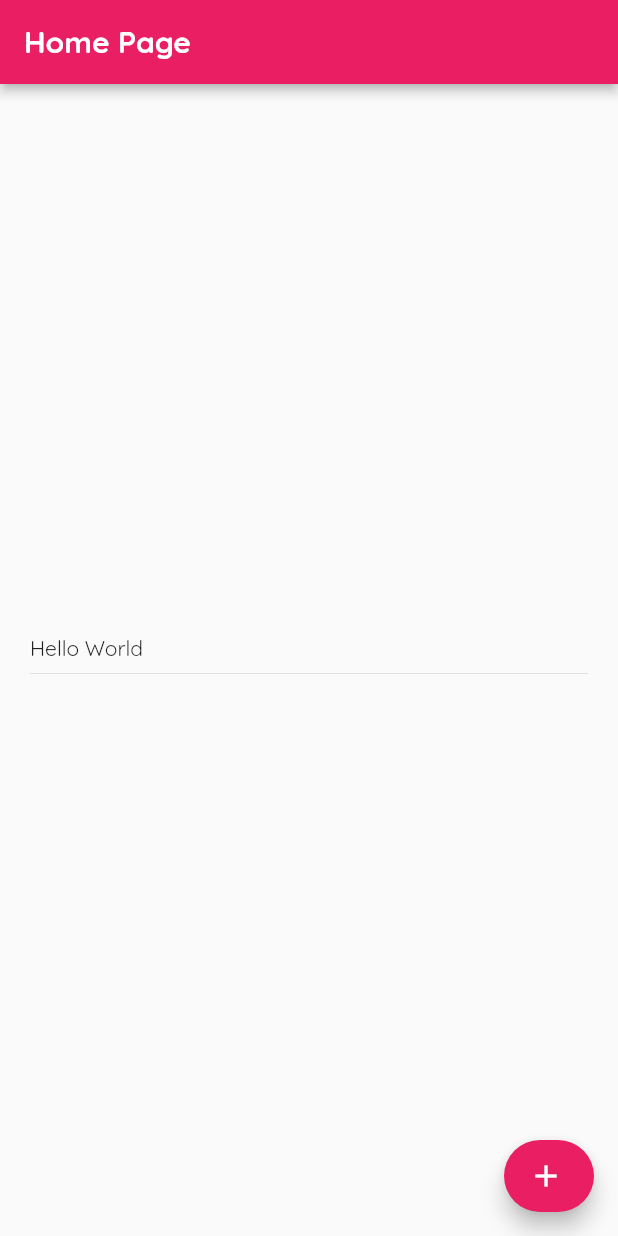
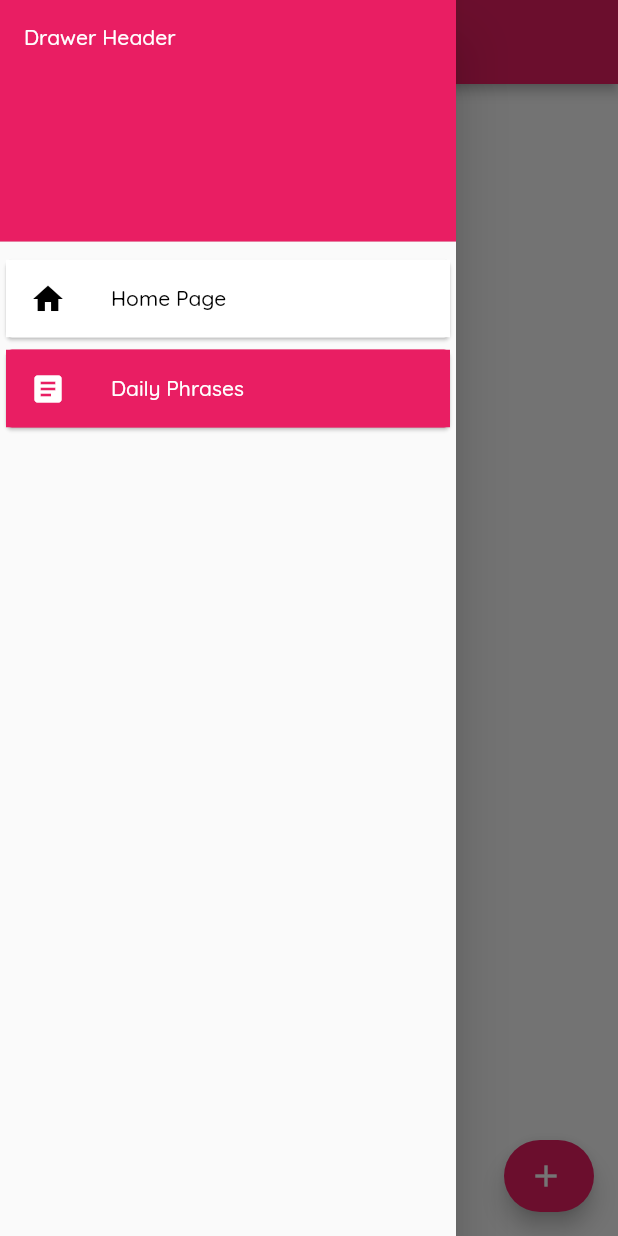
Before and after one commit to Kainato/Toolbox, a Flutter app: the screen it shows after launch, with the side drawer open (before the commit the screen has no drawer), on a phone screen of 412 x 824 dp. Run offline on Flutter 3.47's test engine with Material 3 defaults, Android fonts, the light colour scheme and no system bars; our stand-ins replace cloud_firestore, firebase_core, google_fonts; accounts and stored records are empty.

Commit message:
04 - Criando Drawer + Firebase Connection + Arquitetando Projeto
• Criando classe para o Firebase
• Corrigindo erros do Firebase

```diff
--- /dev/null
+++ b/lib/classes/DrawerItens.dart
@@ -0,0 +1,7 @@
+enum DrawerItens {
+  home,
+  phrases,
+  profile,
+  settings,
+  logout,
+}
--- /dev/null
+++ b/lib/classes/PhrasesModel.dart
@@ -0,0 +1,17 @@
+// ignore_for_file: file_names
+class PhrasesModel {
+  String description;
+  Map json;
+
+  PhrasesModel({
+    required this.description,
+    required this.json,
+  });
+
+  factory PhrasesModel.fromJson(Map<String, dynamic> json) {
+    return PhrasesModel(
+      description: json['description'],
+      json: json,
+    );
+  }
+}
--- a/lib/design/theme.dart
+++ b/lib/design/theme.dart
@@ -29,6 +29,7 @@ final ThemeData theme = ThemeData(
     elevation: 1.0,
   ),
   listTileTheme: const ListTileThemeData(
+    visualDensity: VisualDensity.comfortable,
     tileColor: Colors.white,
     selectedTileColor: Colors.grey,
     iconColor: Colors.black,
--- /dev/null
+++ b/lib/firebase_service.dart
@@ -0,0 +1,16 @@
+import 'package:cloud_firestore/cloud_firestore.dart';
+
+class FirebaseService {
+  final CollectionReference phrasesCollection =
+      FirebaseFirestore.instance.collection('phrases');
+
+  Stream<QuerySnapshot<Object?>> getPhrases() {
+    return phrasesCollection.snapshots();
+  }
+
+  Future<void> addPhrase(String description) async {
+    await phrasesCollection.add({
+      'description': description,
+    });
+  }
+}
--- a/lib/main.dart
+++ b/lib/main.dart
@@ -3,7 +3,8 @@ import 'package:flutter/material.dart';
 import 'package:toolbox/design/dark_theme.dart';
 import 'package:toolbox/firebase_options.dart';
 import 'package:toolbox/design/theme.dart';
-import 'package:toolbox/pages/HomePage.dart';
+import 'package:toolbox/pages/DailyPhrasesPage.dart';
+// import 'package:toolbox/pages/HomePage.dart';
 
 void main() async {
   WidgetsFlutterBinding.ensureInitialized();
@@ -22,7 +23,7 @@ class MainApp extends StatelessWidget {
       theme: theme,
       darkTheme: darkTheme,
       themeMode: ThemeMode.light,
-      home: const HomePage(),
+      home: const DailyPhrasesPage(),
     );
   }
 }
--- /dev/null
+++ b/lib/pages/DailyPhrasesPage.dart
@@ -0,0 +1,51 @@
+// ignore_for_file: file_names
+import 'package:cloud_firestore/cloud_firestore.dart';
+import 'package:flutter/material.dart';
+import 'package:flutter/widgets.dart';
+import 'package:toolbox/classes/DrawerItens.dart';
+import 'package:toolbox/classes/PhrasesModel.dart';
+import 'package:toolbox/firebase_service.dart';
+import 'package:toolbox/widgets/layouts/BackgroundPage.dart';
+
+class DailyPhrasesPage extends StatelessWidget {
+  const DailyPhrasesPage({super.key});
+
+  @override
+  Widget build(BuildContext context) {
+    return BackgroundPage(
+      currentPage: DrawerItens.phrases,
+      title: 'Daily Phrases Page',
+      mainAxisAlignment: MainAxisAlignment.start,
+      crossAxisAlignment: CrossAxisAlignment.center,
+      children: [
+        Flexible(
+          child: StreamBuilder<QuerySnapshot<Object?>>(
+            stream: FirebaseService().getPhrases(),
+            builder: (BuildContext context, AsyncSnapshot<dynamic> snapshot) {
+              if (snapshot.hasError) {
+                return const Text('Something went wrong');
+              } else if (snapshot.connectionState == ConnectionState.waiting) {
+                return const Text('Loading');
+              } else {
+                List<PhrasesModel> data = snapshot.data.docs
+                    .map<PhrasesModel>(
+                        (doc) => PhrasesModel.fromJson(doc.data()))
+                    .toList();
+                return ListView.builder(
+                  itemCount: data.length,
+                  itemBuilder: (BuildContext context, int index) {
+                    return ListTile(
+                      tileColor: Colors.grey[200],
+                      title: Text(data[index].description),
+                      subtitle: Text(data[index].json.toString()),
+                    );
+                  },
+                );
+              }
+            },
+          ),
+        )
+      ],
+    );
+  }
+}
--- a/lib/pages/HomePage.dart
+++ b/lib/pages/HomePage.dart
@@ -1,5 +1,7 @@
+// ignore_for_file: file_names
 import 'package:flutter/material.dart';
-import 'package:toolbox/widgets/BackgroundPage.dart';
+import 'package:toolbox/classes/DrawerItens.dart';
+import 'package:toolbox/widgets/layouts/BackgroundPage.dart';
 
 class HomePage extends StatelessWidget {
   const HomePage({super.key});
@@ -7,11 +9,14 @@ class HomePage extends StatelessWidget {
   @override
   Widget build(BuildContext context) {
     return const BackgroundPage(
+      currentPage: DrawerItens.home,
       title: 'Home Page',
       mainAxisAlignment: MainAxisAlignment.center,
+      crossAxisAlignment: CrossAxisAlignment.center,
       children: [
-        Text('Hello World'),
-        Divider(),
+        Text(
+          'Hello World',
+        ),
       ],
     );
   }
--- a/lib/widgets/DrawerListTile.dart
+++ /dev/null
@@ -1,10 +0,0 @@
-import 'package:flutter/material.dart';
-
-class DrawerListTile extends StatelessWidget {
-  const DrawerListTile({super.key});
-
-  @override
-  Widget build(BuildContext context) {
-    return const Placeholder();
-  }
-}
--- /dev/null
+++ b/lib/widgets/components/DrawerListTile.dart
@@ -0,0 +1,46 @@
+// ignore_for_file: file_names
+import 'package:flutter/material.dart';
+import 'package:toolbox/classes/DrawerItens.dart';
+
+class DrawerListTile extends StatelessWidget {
+  final String title;
+  final IconData icon;
+  final void Function() onTap;
+  final DrawerItens drawerItem;
+  final DrawerItens pageFromDrawer;
+
+  const DrawerListTile({
+    super.key,
+    required this.title,
+    required this.icon,
+    required this.onTap,
+    required this.drawerItem,
+    required this.pageFromDrawer,
+  });
+
+  @override
+  Widget build(BuildContext context) {
+    Color selectedColorOnSurface = drawerItem == pageFromDrawer
+        ? Theme.of(context).colorScheme.onInverseSurface
+        : Theme.of(context).colorScheme.onSurface;
+    Color selectedColorSurface = drawerItem == pageFromDrawer
+        ? Theme.of(context).colorScheme.primary
+        : Theme.of(context).colorScheme.surface;
+    return Card(
+      color: selectedColorSurface,
+      child: ListTile(
+        tileColor: selectedColorSurface,
+        style: ListTileStyle.drawer,
+        onTap: onTap,
+        title: Text(
+          title,
+          style: TextStyle(color: selectedColorOnSurface),
+        ),
+        leading: Icon(
+          icon,
+          color: selectedColorOnSurface,
+        ),
+      ),
+    );
+  }
+}
--- a/lib/widgets/BackgroundPage.dart
+++ b/lib/widgets/layouts/BackgroundPage.dart
@@ -1,4 +1,7 @@
+// ignore_for_file: file_names
 import 'package:flutter/material.dart';
+import 'package:toolbox/classes/DrawerItens.dart';
+import 'package:toolbox/widgets/layouts/DrawerBase.dart';
 
 class BackgroundPage extends StatefulWidget {
   final String title;
@@ -6,11 +9,13 @@ class BackgroundPage extends StatefulWidget {
   final CrossAxisAlignment crossAxisAlignment;
   final MainAxisAlignment mainAxisAlignment;
   final MainAxisSize mainAxisSize;
+  final DrawerItens currentPage;
 
   const BackgroundPage({
     super.key,
     required this.title,
     required this.children,
+    required this.currentPage,
     this.crossAxisAlignment = CrossAxisAlignment.start,
     this.mainAxisAlignment = MainAxisAlignment.start,
     this.mainAxisSize = MainAxisSize.max,
@@ -26,6 +31,7 @@ class _BackgroundPageState extends State<BackgroundPage> {
   CrossAxisAlignment get crossAxisAlignment => widget.crossAxisAlignment;
   MainAxisAlignment get mainAxisAlignment => widget.mainAxisAlignment;
   MainAxisSize get mainAxisSize => widget.mainAxisSize;
+  DrawerItens get currentPage => widget.currentPage;
 
   @override
   Widget build(BuildContext context) {
@@ -33,6 +39,7 @@ class _BackgroundPageState extends State<BackgroundPage> {
       appBar: AppBar(
         title: Text(title),
       ),
+      drawer: DrawerBase(currentPage: currentPage),
       body: Padding(
         padding: EdgeInsets.fromLTRB(
           20,
--- /dev/null
+++ b/lib/widgets/layouts/DrawerBase.dart
@@ -0,0 +1,75 @@
+// ignore_for_file: file_names
+import 'package:flutter/material.dart';
+import 'package:toolbox/classes/DrawerItens.dart';
+import 'package:toolbox/pages/DailyPhrasesPage.dart';
+import 'package:toolbox/pages/HomePage.dart';
+import 'package:toolbox/widgets/components/DrawerListTile.dart';
+
+class DrawerBase extends StatelessWidget {
+  final DrawerItens currentPage;
+
+  const DrawerBase({
+    super.key,
+    required this.currentPage,
+  });
+
+  @override
+  Widget build(BuildContext context) {
+    return Drawer(
+      child: ListView(
+        padding: EdgeInsets.zero,
+        children: [
+          DrawerHeader(
+            decoration: BoxDecoration(
+              color: Theme.of(context).colorScheme.primary,
+            ),
+            child: Text(
+              'Drawer Header',
+              style: TextStyle(
+                color: Theme.of(context).colorScheme.onPrimary,
+              ),
+            ),
+          ),
+          DrawerListTile(
+            pageFromDrawer: currentPage,
+            drawerItem: DrawerItens.home,
+            title: 'Home Page',
+            icon: Icons.home,
+            onTap: () {
+              Navigator.pop(context);
+              if (currentPage == DrawerItens.home) {
+                return;
+              } else {
+                Navigator.push(
+                  context,
+                  MaterialPageRoute<void>(
+                    builder: (BuildContext context) => const HomePage(),
+                  ),
+                );
+              }
+            },
+          ),
+          DrawerListTile(
+            pageFromDrawer: currentPage,
+            drawerItem: DrawerItens.phrases,
+            title: 'Daily Phrases',
+            icon: Icons.article,
+            onTap: () {
+              Navigator.pop(context);
+              if (currentPage == DrawerItens.phrases) {
+                return;
+              } else {
+                Navigator.push(
+                  context,
+                  MaterialPageRoute<void>(
+                    builder: (BuildContext context) => const DailyPhrasesPage(),
+                  ),
+                );
+              }
+            },
+          ),
+        ],
+      ),
+    );
+  }
+}
--- a/pubspec.yaml
+++ b/pubspec.yaml
@@ -12,6 +12,7 @@ dependencies:
   flutter:
     sdk: flutter
   firebase_core: ^2.27.1
+  cloud_firestore: ^4.15.9
 
 dev_dependencies:
   flutter_test:
```
Also changed, not shown: pubspec.lock, 4 other files.
